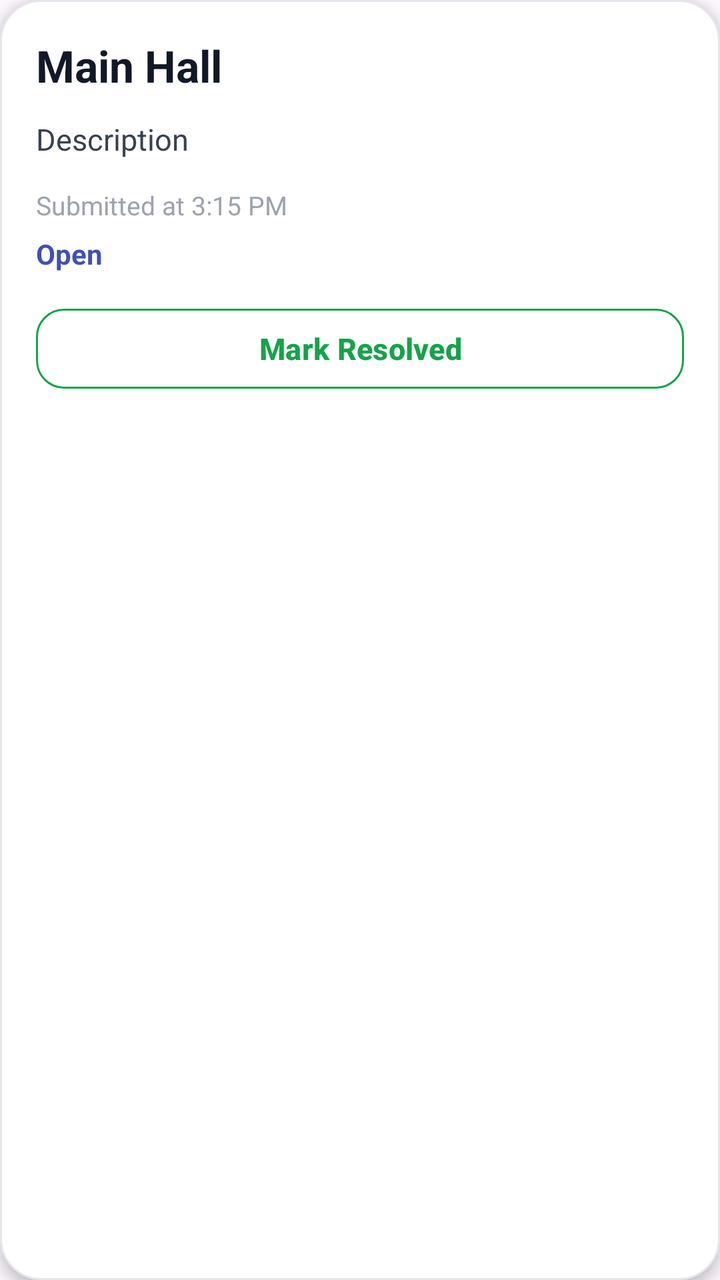
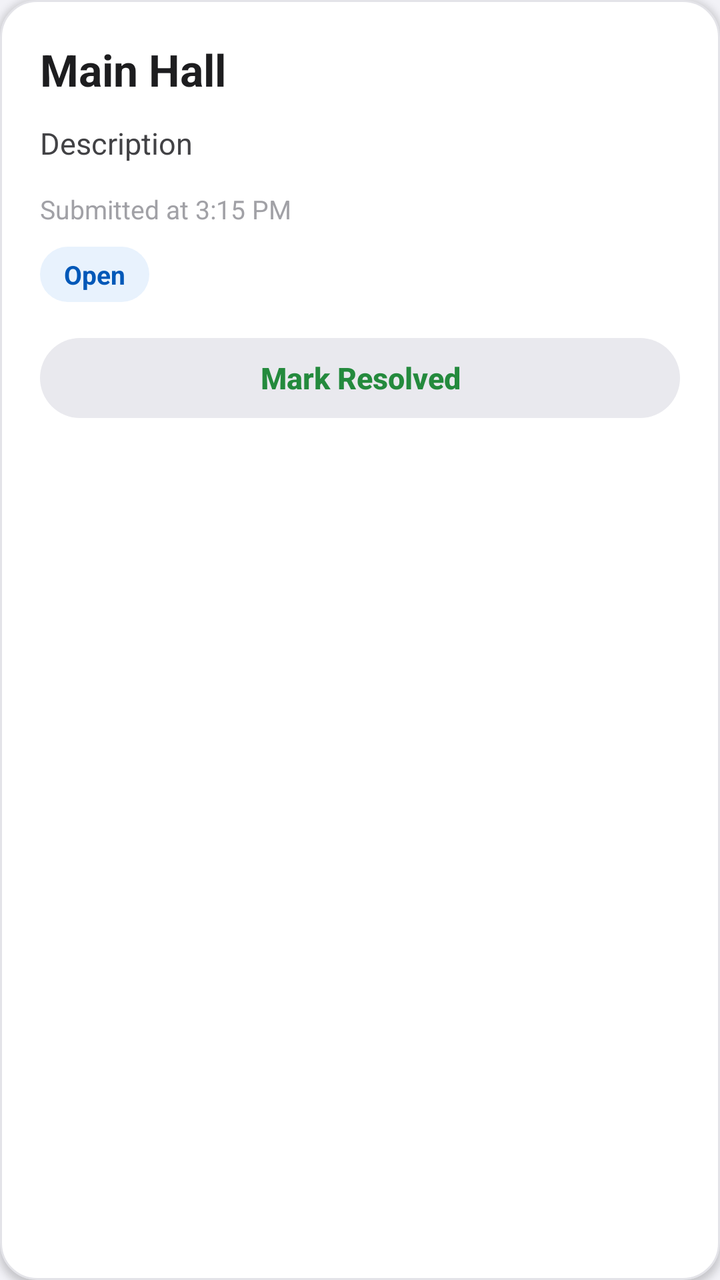

Compare the two renders of this Android layout. The source of the first and the diff that turns it into the second are given below.
<!-- AndroidManifest.xml: application theme Theme.FirstLink -->
<!-- res/layout/item_help_request.xml -->
<?xml version="1.0" encoding="utf-8"?>
<LinearLayout xmlns:android="http://schemas.android.com/apk/res/android"
    xmlns:app="http://schemas.android.com/apk/res-auto"
    android:layout_width="match_parent"
    android:layout_height="wrap_content"
    android:layout_marginTop="18dp"
    android:background="@drawable/emslides"
    android:elevation="4dp"
    android:orientation="vertical"
    android:padding="18dp">

    <TextView
        android:id="@+id/item_help_location"
        android:layout_width="wrap_content"
        android:layout_height="wrap_content"
        android:text="Main Hall"
        android:textColor="#111827"
        android:textSize="22sp"
        android:textStyle="bold" />

    <TextView
        android:id="@+id/item_help_description"
        android:layout_width="match_parent"
        android:layout_height="wrap_content"
        android:layout_marginTop="12dp"
        android:text="Description"
        android:textColor="#374151"
        android:textSize="15sp" />

    <TextView
        android:id="@+id/item_help_time"
        android:layout_width="wrap_content"
        android:layout_height="wrap_content"
        android:layout_marginTop="14dp"
        android:text="Submitted at 3:15 PM"
        android:textColor="#9CA3AF"
        android:textSize="13sp" />

    <TextView
        android:id="@+id/item_help_status"
        android:layout_width="wrap_content"
        android:layout_height="wrap_content"
        android:layout_marginTop="6dp"
        android:text="Open"
        android:textColor="#3F51B5"
        android:textSize="14sp"
        android:textStyle="bold" />

    <com.google.android.material.button.MaterialButton
        android:id="@+id/item_help_resolve_button"
        style="@style/Widget.Material3.Button.OutlinedButton"
        android:layout_width="match_parent"
        android:layout_height="48dp"
        android:layout_marginTop="14dp"
        android:text="Mark Resolved"
        android:textAllCaps="false"
        android:textColor="#16A34A"
        android:textSize="15sp"
        android:textStyle="bold"
        app:cornerRadius="14dp"
        app:strokeColor="#16A34A" />

</LinearLayout>
<!-- resources referenced by this layout -->
<resources>
  <!-- drawable emslides (drawable) -->
  <?xml version="1.0" encoding="utf-8"?>
  <shape xmlns:android="http://schemas.android.com/apk/res/android">
  
      <solid android:color="#FFFFFF"/>
  
      <corners android:radius="20dp"/>
  
      <stroke
          android:width="1dp"
          android:color="#E5E7EB"/>
  
      <padding
          android:left="18dp"
          android:top="18dp"
          android:right="18dp"
          android:bottom="18dp"/>
  
  </shape>
  <style name="Base.Theme.FirstLink" parent="Theme.Material3.DayNight.NoActionBar">
          
          
      </style>
  <!-- unchanged entries left out for length: 1 -->
</resources>

<!-- the commit's change to res/layout/item_help_request.xml (unified diff, before → after) -->
@@ -3,18 +3,18 @@
     xmlns:app="http://schemas.android.com/apk/res-auto"
     android:layout_width="match_parent"
     android:layout_height="wrap_content"
-    android:layout_marginTop="18dp"
+    android:layout_marginTop="14dp"
     android:background="@drawable/emslides"
-    android:elevation="4dp"
-    android:orientation="vertical"
-    android:padding="18dp">
+    android:clipToOutline="true"
+    android:elevation="2dp"
+    android:orientation="vertical">
 
     <TextView
         android:id="@+id/item_help_location"
         android:layout_width="wrap_content"
         android:layout_height="wrap_content"
         android:text="Main Hall"
-        android:textColor="#111827"
+        android:textColor="@color/text_primary"
         android:textSize="22sp"
         android:textStyle="bold" />
 
@@ -23,8 +23,9 @@
         android:layout_width="match_parent"
         android:layout_height="wrap_content"
         android:layout_marginTop="12dp"
+        android:lineSpacingExtra="3dp"
         android:text="Description"
-        android:textColor="#374151"
+        android:textColor="@color/text_body"
         android:textSize="15sp" />
 
     <TextView
@@ -33,31 +34,33 @@
         android:layout_height="wrap_content"
         android:layout_marginTop="14dp"
         android:text="Submitted at 3:15 PM"
-        android:textColor="#9CA3AF"
+        android:textColor="@color/text_hint"
         android:textSize="13sp" />
 
     <TextView
         android:id="@+id/item_help_status"
         android:layout_width="wrap_content"
         android:layout_height="wrap_content"
-        android:layout_marginTop="6dp"
+        android:layout_marginTop="10dp"
+        android:background="@drawable/bg_chip_brand"
+        android:paddingStart="12dp"
+        android:paddingTop="5dp"
+        android:paddingEnd="12dp"
+        android:paddingBottom="5dp"
         android:text="Open"
-        android:textColor="#3F51B5"
-        android:textSize="14sp"
+        android:textColor="@color/brand_on_primary_container"
+        android:textSize="13sp"
         android:textStyle="bold" />
 
     <com.google.android.material.button.MaterialButton
         android:id="@+id/item_help_resolve_button"
-        style="@style/Widget.Material3.Button.OutlinedButton"
+        style="@style/Widget.FirstLink.Button.Outlined"
         android:layout_width="match_parent"
         android:layout_height="48dp"
         android:layout_marginTop="14dp"
         android:text="Mark Resolved"
-        android:textAllCaps="false"
-        android:textColor="#16A34A"
+        android:textColor="@color/success"
         android:textSize="15sp"
-        android:textStyle="bold"
-        app:cornerRadius="14dp"
-        app:strokeColor="#16A34A" />
+        android:textStyle="bold" />
 
 </LinearLayout>
<!-- resource entries referenced after the edit -->
@@ -1,27 +1,146 @@
 <!-- resources referenced by this layout -->
 <resources>
+  <color name="brand_on_primary_container">#0058B8</color>
+  <color name="success">#248A3D</color>
+  <color name="text_body">#424245</color>
+  <color name="text_hint">#A1A1A6</color>
+  <color name="text_primary">#1D1D1F</color>
+  <!-- drawable bg_chip_brand (drawable) -->
+  <?xml version="1.0" encoding="utf-8"?>
+  <shape xmlns:android="http://schemas.android.com/apk/res/android"
+      android:shape="rectangle">
+      <corners android:radius="100dp" />
+      <solid android:color="@color/brand_primary_container" />
+  </shape>
   <!-- drawable emslides (drawable) -->
   <?xml version="1.0" encoding="utf-8"?>
-  <shape xmlns:android="http://schemas.android.com/apk/res/android">
-  
-      <solid android:color="#FFFFFF"/>
-  
-      <corners android:radius="20dp"/>
-  
+  <shape xmlns:android="http://schemas.android.com/apk/res/android"
+      android:shape="rectangle">
+      <solid android:color="@color/card_surface" />
+      <corners android:radius="18dp" />
       <stroke
           android:width="1dp"
-          android:color="#E5E7EB"/>
+          android:color="@color/border_light" />
+      <padding
+          android:left="20dp"
+          android:top="20dp"
+          android:right="20dp"
+          android:bottom="20dp" />
+  </shape>
+  <style name="Widget.FirstLink.Button.Outlined" parent="Widget.FirstLink.Button">
+          <item name="backgroundTint">@color/glass_fill</item>
+          <item name="android:textColor">@color/brand_primary</item>
+          <item name="iconTint">@color/brand_primary</item>
+          <item name="android:elevation">0dp</item>
+          <item name="elevation">0dp</item>
+          <item name="rippleColor">@color/glass_ripple</item>
+      </style>
+  <color name="brand_primary_container">#E8F2FD</color>
+  <color name="card_surface">#FFFFFF</color>
+  <color name="border_light">#E3E3E8</color>
+  <style name="Widget.FirstLink.Button" parent="Widget.Material3.Button">
+          <item name="android:stateListAnimator">@animator/button_press_feedback</item>
+          <item name="android:textAllCaps">false</item>
+          <item name="android:letterSpacing">0</item>
+          <item name="shapeAppearanceOverlay">@style/ShapeAppearance.FirstLink.Pill</item>
+          <item name="strokeWidth">0dp</item>
+      </style>
+  <color name="glass_fill">#E9E9EE</color>
+  <color name="brand_primary">#0071E3</color>
+  <color name="glass_ripple">#DEDEE3</color>
+  <style name="Base.Theme.FirstLink" parent="Theme.Material3.DayNight.NoActionBar">
+          <item name="colorPrimary">@color/brand_primary</item>
+          <item name="colorOnPrimary">@color/white</item>
+          <item name="colorPrimaryContainer">@color/brand_primary_container</item>
+          <item name="colorOnPrimaryContainer">@color/brand_on_primary_container</item>
   
-      <padding
-          android:left="18dp"
-          android:top="18dp"
-          android:right="18dp"
-          android:bottom="18dp"/>
+          <item name="colorSecondary">@color/brand_primary</item>
+          <item name="colorOnSecondary">@color/white</item>
   
-  </shape>
-  <style name="Base.Theme.FirstLink" parent="Theme.Material3.DayNight.NoActionBar">
+          <item name="colorError">@color/danger</item>
+          <item name="colorOnError">@color/white</item>
+  
+          <item name="android:colorBackground">@color/surface</item>
+          <item name="colorOnBackground">@color/text_primary</item>
+          <item name="colorSurface">@color/surface</item>
+          <item name="colorOnSurface">@color/text_primary</item>
+          <item name="colorOutline">@color/border_light</item>
           
+          <item name="elevationOverlayEnabled">false</item>
+  
+          <item name="android:statusBarColor">@color/surface</item>
+          <item name="android:navigationBarColor">@color/surface</item>
+          <item name="android:windowLightStatusBar">true</item>
+  
+          <item name="shapeAppearanceSmallComponent">@style/ShapeAppearance.FirstLink.Small</item>
+          <item name="shapeAppearanceMediumComponent">@style/ShapeAppearance.FirstLink.Medium</item>
+          <item name="shapeAppearanceLargeComponent">@style/ShapeAppearance.FirstLink.Large</item>
+  
           
+          <item name="materialButtonStyle">@style/Widget.FirstLink.Button.Primary</item>
+  
+          
+          <item name="android:windowAnimationStyle">@style/WindowAnimation.FirstLink</item>
+  
+          <item name="materialAlertDialogTheme">@style/ThemeOverlay.FirstLink.Dialog</item>
+      </style>
+  <style name="ShapeAppearance.FirstLink.Pill" parent="">
+          <item name="cornerFamily">rounded</item>
+          <item name="cornerSize">50%</item>
+      </style>
+  <color name="white">#FFFFFFFF</color>
+  <color name="danger">#D70015</color>
+  <color name="surface">#F2F2F7</color>
+  <style name="ShapeAppearance.FirstLink.Small" parent="ShapeAppearance.Material3.SmallComponent">
+          <item name="cornerSize">16dp</item>
+      </style>
+  <style name="ShapeAppearance.FirstLink.Medium" parent="ShapeAppearance.Material3.MediumComponent">
+          <item name="cornerSize">20dp</item>
+      </style>
+  <style name="ShapeAppearance.FirstLink.Large" parent="ShapeAppearance.Material3.LargeComponent">
+          <item name="cornerSize">28dp</item>
+      </style>
+  <style name="Widget.FirstLink.Button.Primary" parent="Widget.FirstLink.Button">
+          <item name="backgroundTint">@color/brand_primary</item>
+          <item name="android:textColor">@color/white</item>
+          <item name="android:elevation">4dp</item>
+          <item name="elevation">4dp</item>
+          <item name="android:outlineSpotShadowColor" tools:targetApi="p">@color/brand_glow</item>
+          <item name="android:outlineAmbientShadowColor" tools:targetApi="p">@color/brand_glow</item>
+      </style>
+  <style name="WindowAnimation.FirstLink" parent="@android:style/Animation.Activity">
+          <item name="android:activityOpenEnterAnimation">@anim/activity_open_enter</item>
+          <item name="android:activityOpenExitAnimation">@anim/activity_open_exit</item>
+          <item name="android:activityCloseEnterAnimation">@anim/activity_close_enter</item>
+          <item name="android:activityCloseExitAnimation">@anim/activity_close_exit</item>
+      </style>
+  <style name="ThemeOverlay.FirstLink.Dialog" parent="ThemeOverlay.Material3.MaterialAlertDialog">
+          <item name="colorSurface">@color/dialog_glass_surface</item>
+          <item name="colorSurfaceContainerHigh">@color/dialog_glass_surface</item>
+          <item name="android:backgroundDimAmount">0.32</item>
+          <item name="colorOnSurface">@color/text_primary</item>
+          <item name="colorOnSurfaceVariant">@color/text_body</item>
+          <item name="shapeAppearanceCornerLarge">@style/ShapeAppearance.FirstLink.Large</item>
+          <item name="buttonBarPositiveButtonStyle">@style/Widget.FirstLink.Button.Dialog.Positive</item>
+          <item name="buttonBarNegativeButtonStyle">@style/Widget.FirstLink.Button.Dialog.Negative</item>
+          <item name="buttonBarNeutralButtonStyle">@style/Widget.FirstLink.Button.Dialog.Negative</item>
+      </style>
+  <color name="brand_glow">#1D1D1F</color>
+  <color name="dialog_glass_surface">#F2FFFFFF</color>
+  <style name="Widget.FirstLink.Button.Dialog.Positive">
+          <item name="backgroundTint">@color/brand_primary</item>
+          <item name="android:textColor">@color/white</item>
+          <item name="android:elevation">4dp</item>
+          <item name="elevation">4dp</item>
+          <item name="android:outlineSpotShadowColor" tools:targetApi="p">@color/brand_glow</item>
+          <item name="android:outlineAmbientShadowColor" tools:targetApi="p">@color/brand_glow</item>
+      </style>
+  <style name="Widget.FirstLink.Button.Dialog.Negative">
+          <item name="backgroundTint">@color/glass_fill</item>
+          <item name="android:textColor">@color/text_body</item>
+          <item name="android:elevation">0dp</item>
+          <item name="elevation">0dp</item>
+          <item name="rippleColor">@color/glass_ripple</item>
       </style>
   <!-- unchanged entries left out for length: 1 -->
 </resources>
